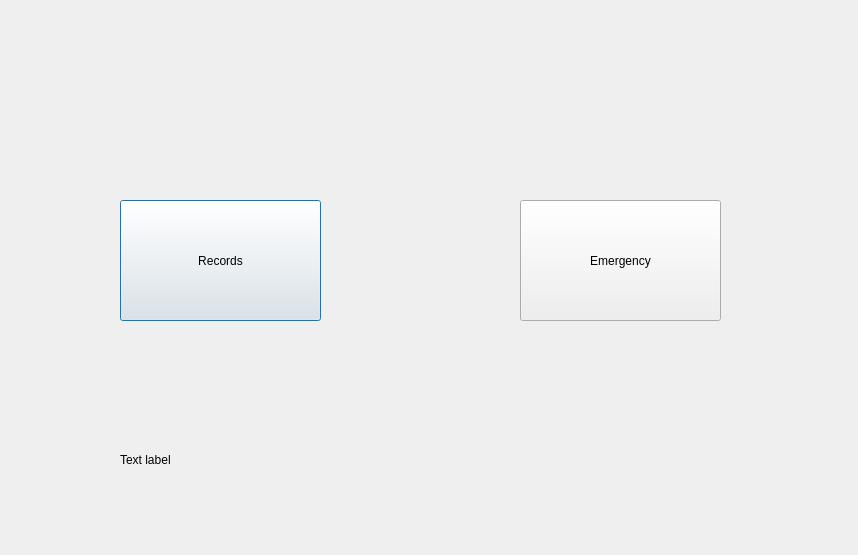
Old version of the form Sqlite_DB/Patientsinfo.ui in the repository AnishBharati/Qt-HMS.
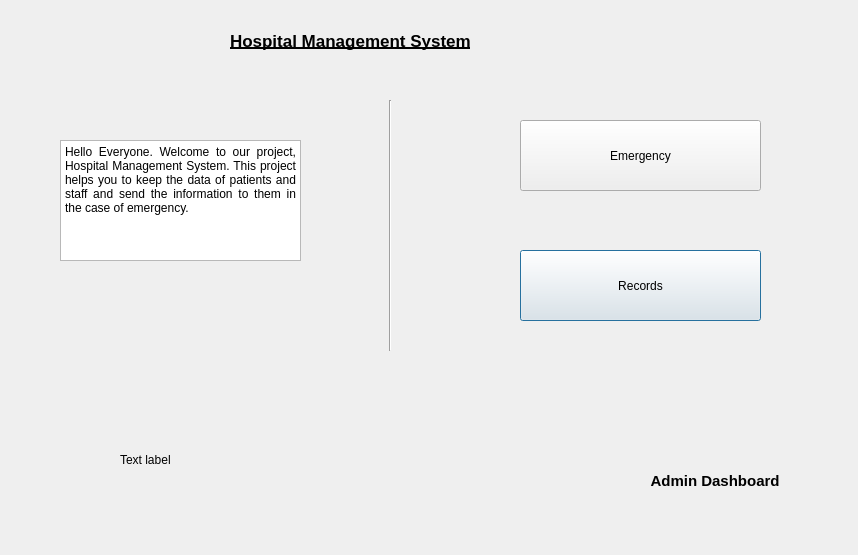
New version of the form.

Commit message: ANish record, patient and staff

Patch:
```diff
--- a/Sqlite_DB/Patientsinfo.ui
+++ b/Sqlite_DB/Patientsinfo.ui
@@ -29,10 +29,10 @@
   <widget class="QPushButton" name="pushButton_2">
    <property name="geometry">
     <rect>
-     <x>120</x>
-     <y>200</y>
-     <width>201</width>
-     <height>121</height>
+     <x>520</x>
+     <y>250</y>
+     <width>241</width>
+     <height>71</height>
     </rect>
    </property>
    <property name="text">
@@ -43,15 +43,85 @@
    <property name="geometry">
     <rect>
      <x>520</x>
-     <y>200</y>
-     <width>201</width>
-     <height>121</height>
+     <y>120</y>
+     <width>241</width>
+     <height>71</height>
     </rect>
    </property>
    <property name="text">
     <string>Emergency</string>
    </property>
   </widget>
+  <widget class="QLabel" name="label_4">
+   <property name="geometry">
+    <rect>
+     <x>230</x>
+     <y>20</y>
+     <width>341</width>
+     <height>41</height>
+    </rect>
+   </property>
+   <property name="font">
+    <font>
+     <pointsize>13</pointsize>
+     <bold>true</bold>
+     <underline>true</underline>
+    </font>
+   </property>
+   <property name="text">
+    <string>Hospital Management System</string>
+   </property>
+  </widget>
+  <widget class="Line" name="line">
+   <property name="geometry">
+    <rect>
+     <x>380</x>
+     <y>100</y>
+     <width>20</width>
+     <height>251</height>
+    </rect>
+   </property>
+   <property name="orientation">
+    <enum>Qt::Vertical</enum>
+   </property>
+  </widget>
+  <widget class="QTextBrowser" name="textBrowser">
+   <property name="geometry">
+    <rect>
+     <x>60</x>
+     <y>140</y>
+     <width>241</width>
+     <height>121</height>
+    </rect>
+   </property>
+   <property name="html">
+    <string>&lt;!DOCTYPE HTML PUBLIC &quot;-//W3C//DTD HTML 4.0//EN&quot; &quot;http://www.w3.org/TR/REC-html40/strict.dtd&quot;&gt;
+&lt;html&gt;&lt;head&gt;&lt;meta name=&quot;qrichtext&quot; content=&quot;1&quot; /&gt;&lt;meta charset=&quot;utf-8&quot; /&gt;&lt;style type=&quot;text/css&quot;&gt;
+p, li { white-space: pre-wrap; }
+hr { height: 1px; border-width: 0; }
+&lt;/style&gt;&lt;/head&gt;&lt;body style=&quot; font-family:'Segoe UI'; font-size:9pt; font-weight:400; font-style:normal;&quot;&gt;
+&lt;p align=&quot;justify&quot; style=&quot; margin-top:0px; margin-bottom:0px; margin-left:0px; margin-right:0px; -qt-block-indent:0; text-indent:0px;&quot;&gt;Hello Everyone. Welcome to our project, Hospital Management System. This project helps you to keep the data of patients and staff and send the information to them in the case of emergency. &lt;/p&gt;&lt;/body&gt;&lt;/html&gt;</string>
+   </property>
+  </widget>
+  <widget class="QLabel" name="label">
+   <property name="geometry">
+    <rect>
+     <x>622</x>
+     <y>470</y>
+     <width>201</width>
+     <height>21</height>
+    </rect>
+   </property>
+   <property name="font">
+    <font>
+     <pointsize>11</pointsize>
+     <bold>true</bold>
+    </font>
+   </property>
+   <property name="text">
+    <string>       Admin Dashboard</string>
+   </property>
+  </widget>
  </widget>
  <resources/>
  <connections/>
```
The commit also changes 18 other files.
